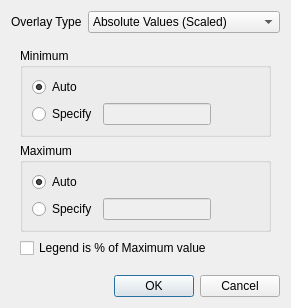
AdamMajer/bshouty-lung-model, file src/overlaysettingsdlg.ui: the form before one commit.
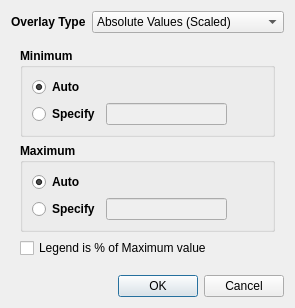
The form after the commit.

```diff
--- a/src/overlaysettingsdlg.ui
+++ b/src/overlaysettingsdlg.ui
@@ -16,6 +16,12 @@
   <layout class="QFormLayout" name="formLayout">
    <item row="0" column="0">
     <widget class="QLabel" name="label_3">
+     <property name="font">
+      <font>
+       <weight>75</weight>
+       <bold>true</bold>
+      </font>
+     </property>
      <property name="text">
       <string>Overlay Type</string>
      </property>
@@ -44,6 +50,12 @@
       <layout class="QVBoxLayout" name="verticalLayout">
        <item>
         <widget class="QGroupBox" name="minimumBox">
+         <property name="font">
+          <font>
+           <weight>75</weight>
+           <bold>true</bold>
+          </font>
+         </property>
          <property name="title">
           <string>Minimum</string>
          </property>
@@ -93,6 +105,12 @@
        </item>
        <item>
         <widget class="QGroupBox" name="groupBox_2">
+         <property name="font">
+          <font>
+           <weight>75</weight>
+           <bold>true</bold>
+          </font>
+         </property>
          <property name="title">
           <string>Maximum</string>
          </property>
```
